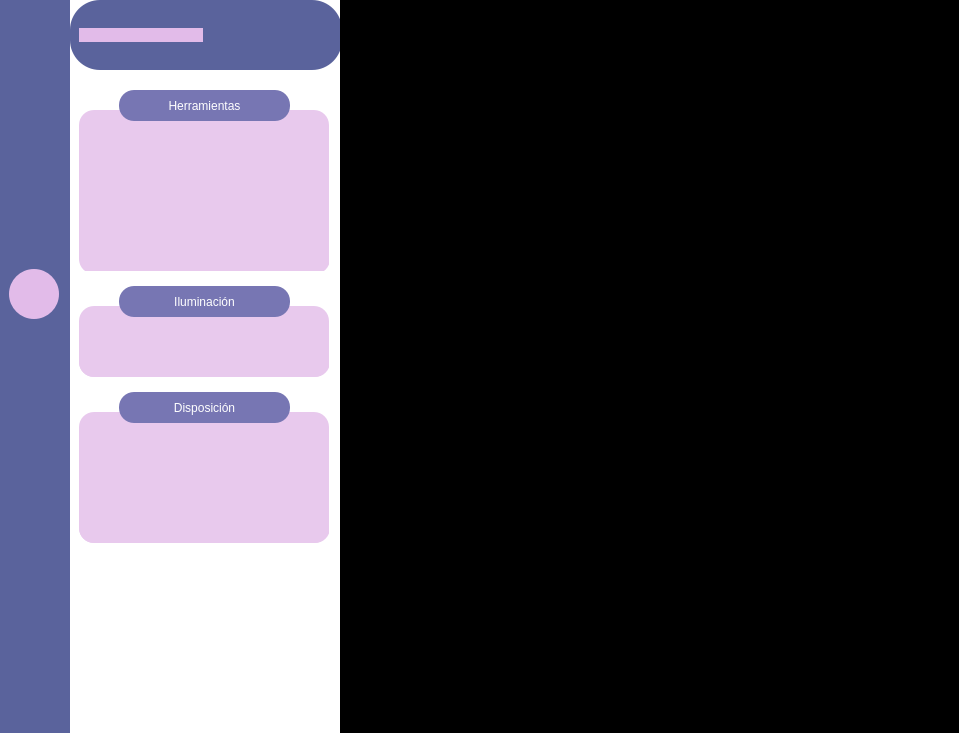
Before: the Qt Designer form view/ventanaPrincipal.ui in Tesis-PFG/BRICOM, drawn with Qt 5.
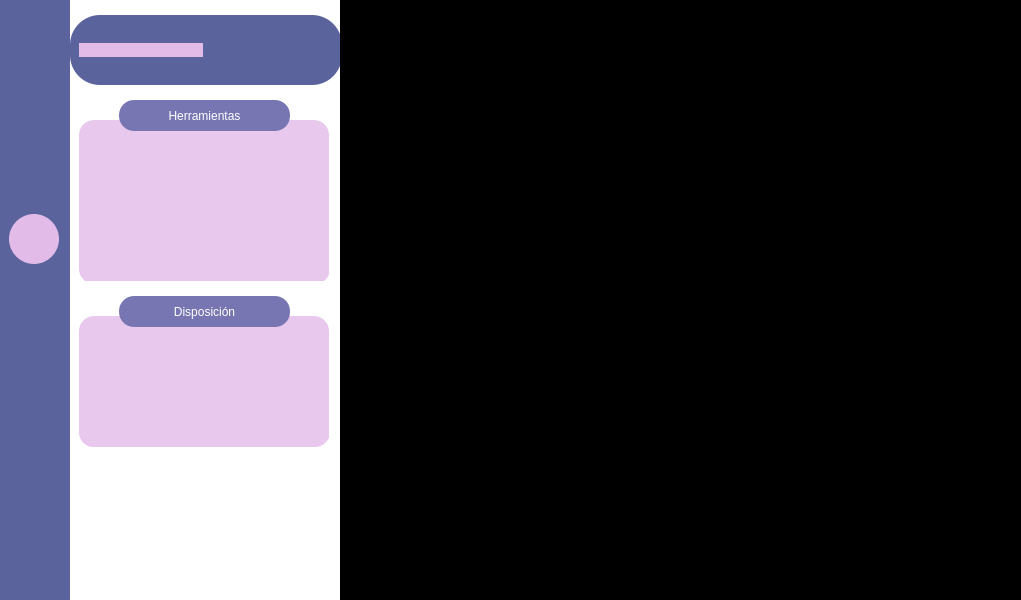
After: the same form once the commit is applied. The open tabs and pages were chosen to show the change. Icons and pictures are not drawn.

Diff of the .ui file:
```diff
--- a/view/ventanaPrincipal.ui
+++ b/view/ventanaPrincipal.ui
@@ -6,8 +6,8 @@
    <rect>
     <x>0</x>
     <y>0</y>
-    <width>959</width>
-    <height>733</height>
+    <width>1021</width>
+    <height>600</height>
    </rect>
   </property>
   <property name="minimumSize">
@@ -288,7 +288,7 @@
             <number>0</number>
            </property>
            <property name="topMargin">
-            <number>0</number>
+            <number>15</number>
            </property>
            <property name="rightMargin">
             <number>0</number>
@@ -306,7 +306,7 @@
              </property>
              <property name="maximumSize">
               <size>
-               <width>250</width>
+               <width>225</width>
                <height>70</height>
               </size>
              </property>
@@ -399,22 +399,6 @@
              </layout>
             </widget>
            </item>
-           <item>
-            <spacer name="verticalSpacer_2">
-             <property name="orientation">
-              <enum>Qt::Vertical</enum>
-             </property>
-             <property name="sizeType">
-              <enum>QSizePolicy::Fixed</enum>
-             </property>
-             <property name="sizeHint" stdset="0">
-              <size>
-               <width>20</width>
-               <height>5</height>
-              </size>
-             </property>
-            </spacer>
-           </item>
            <item>
             <widget class="QStackedWidget" name="stackedWidget_submenuVisualizacion">
              <property name="currentIndex">
@@ -971,145 +955,6 @@
                  </widget>
                 </widget>
                </item>
-               <item>
-                <widget class="QFrame" name="frame_14">
-                 <property name="minimumSize">
-                  <size>
-                   <width>250</width>
-                   <height>100</height>
-                  </size>
-                 </property>
-                 <property name="maximumSize">
-                  <size>
-                   <width>16777215</width>
-                   <height>100</height>
-                  </size>
-                 </property>
-                 <property name="styleSheet">
-                  <string notr="true">background-color: #FFFFFF;
-
-</string>
-                 </property>
-                 <property name="frameShape">
-                  <enum>QFrame::NoFrame</enum>
-                 </property>
-                 <widget class="QFrame" name="frame_16">
-                  <property name="geometry">
-                   <rect>
-                    <x>0</x>
-                    <y>20</y>
-                    <width>250</width>
-                    <height>71</height>
-                   </rect>
-                  </property>
-                  <property name="minimumSize">
-                   <size>
-                    <width>0</width>
-                    <height>0</height>
-                   </size>
-                  </property>
-                  <property name="maximumSize">
-                   <size>
-                    <width>250</width>
-                    <height>200</height>
-                   </size>
-                  </property>
-                  <property name="styleSheet">
-                   <string notr="true">background-color: #E8C9ED;
-border-radius: 15px;</string>
-                  </property>
-                  <property name="frameShape">
-                   <enum>QFrame::NoFrame</enum>
-                  </property>
-                  <widget class="QWidget" name="gridLayoutWidget_3">
-                   <property name="geometry">
-                    <rect>
-                     <x>0</x>
-                     <y>10</y>
-                     <width>251</width>
-                     <height>61</height>
-                    </rect>
-                   </property>
-                   <layout class="QGridLayout" name="gridLayout_3">
-                    <property name="leftMargin">
-                     <number>5</number>
-                    </property>
-                    <property name="topMargin">
-                     <number>5</number>
-                    </property>
-                    <property name="rightMargin">
-                     <number>5</number>
-                    </property>
-                    <property name="bottomMargin">
-                     <number>5</number>
-                    </property>
-                    <property name="horizontalSpacing">
-                     <number>0</number>
-                    </property>
-                    <item row="0" column="1">
-                     <widget class="QPushButton" name="functionButton_constraste">
-                      <property name="cursor">
-                       <cursorShape>PointingHandCursor</cursorShape>
-                      </property>
-                      <property name="icon">
-                       <iconset>
-                        <normaloff>Assets/constrast.png</normaloff>Assets/constrast.png</iconset>
-                      </property>
-                      <property name="iconSize">
-                       <size>
-                        <width>50</width>
-                        <height>50</height>
-                       </size>
-                      </property>
-                     </widget>
-                    </item>
-                    <item row="0" column="0">
-                     <widget class="QPushButton" name="functionButton_brillo">
-                      <property name="cursor">
-                       <cursorShape>PointingHandCursor</cursorShape>
-                      </property>
-                      <property name="icon">
-                       <iconset>
-                        <normaloff>Assets/brightness.png</normaloff>Assets/brightness.png</iconset>
-                      </property>
-                      <property name="iconSize">
-                       <size>
-                        <width>40</width>
-                        <height>40</height>
-                       </size>
-                      </property>
-                     </widget>
-                    </item>
-                   </layout>
-                  </widget>
-                 </widget>
-                 <widget class="QLabel" name="label_10">
-                  <property name="geometry">
-                   <rect>
-                    <x>40</x>
-                    <y>0</y>
-                    <width>171</width>
-                    <height>31</height>
-                   </rect>
-                  </property>
-                  <property name="styleSheet">
-                   <string notr="true">font: 87 16pt &quot;Roboto&quot; &quot;bold&quot;;
-background-color: rgb(119, 118, 179);
-color:#FFFFFF;
-border-radius: 15px;</string>
-                  </property>
-                  <property name="text">
-                   <string>Iluminación</string>
-                  </property>
-                  <property name="textFormat">
-                   <enum>Qt::PlainText</enum>
-                  </property>
-                  <property name="alignment">
-                   <set>Qt::AlignCenter</set>
-                  </property>
-                 </widget>
-                </widget>
-               </item>
                <item>
                 <widget class="QFrame" name="frameDisposicion">
                  <property name="minimumSize">
```
Left out of the diff: 2 changed lines with no effect on the pictures.
